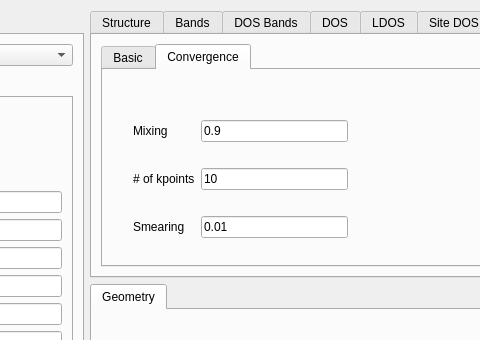
Above: interface-pyqt/hybridribbon/interface.ui from joselado/quantum-lattice before the change; both pictures show x 388 to 868 and y 0 to 340 of the 950 by 659 pixel window. Below: the same form after it.
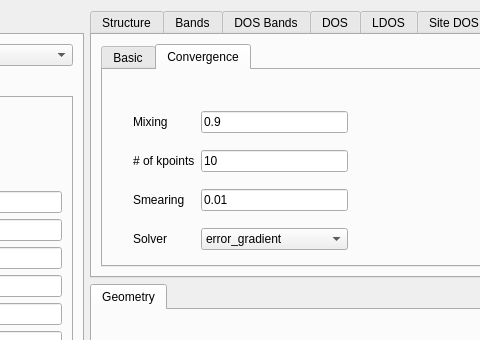
That is the form after the change. The open tabs and pages were chosen to show the change. Custom widgets are drawn as their Qt base class.

Commit message:
Add SCF solver dropdown (error_gradient/linear_mixing)
Adds a "Solver" combobox to the Convergence sub-tab of every SCF-capable
mode, letting the user pick which use_jax=True algorithm VJinteraction/
Vinteraction uses to converge the mean field, defaulting to
error_gradient. Falls back to the existing plain-mixing behavior for a
BdG (pairing) Hamiltonian or when jax isn't installed - install.py now
best-effort installs jax alongside pyvista.

Claude-Session: https://claude.ai/code/session_012fL8wwuicuNy2k5fzsptqR

```diff
--- a/interface-pyqt/hybridribbon/interface.ui
+++ b/interface-pyqt/hybridribbon/interface.ui
@@ -993,6 +993,30 @@
                </property>
               </widget>
              </item>
+             <item row="3" column="0">
+              <widget class="BodyLabel" name="label_scf_solver">
+               <property name="text">
+                <string>Solver</string>
+               </property>
+              </widget>
+             </item>
+             <item row="3" column="1">
+              <widget class="ComboBox" name="scf_solver">
+               <property name="toolTip">
+                <string>Iterative algorithm used to converge the self-consistent mean field (requires the optional jax extra; falls back to the default plain-mixing solver for a Hamiltonian with superconducting pairing)</string>
+               </property>
+               <item>
+                <property name="text">
+                 <string>error_gradient</string>
+                </property>
+               </item>
+               <item>
+                <property name="text">
+                 <string>linear_mixing</string>
+                </property>
+               </item>
+              </widget>
+             </item>
             </layout>
            </widget>
           </widget>
```
The commit also changes 22 other files.
